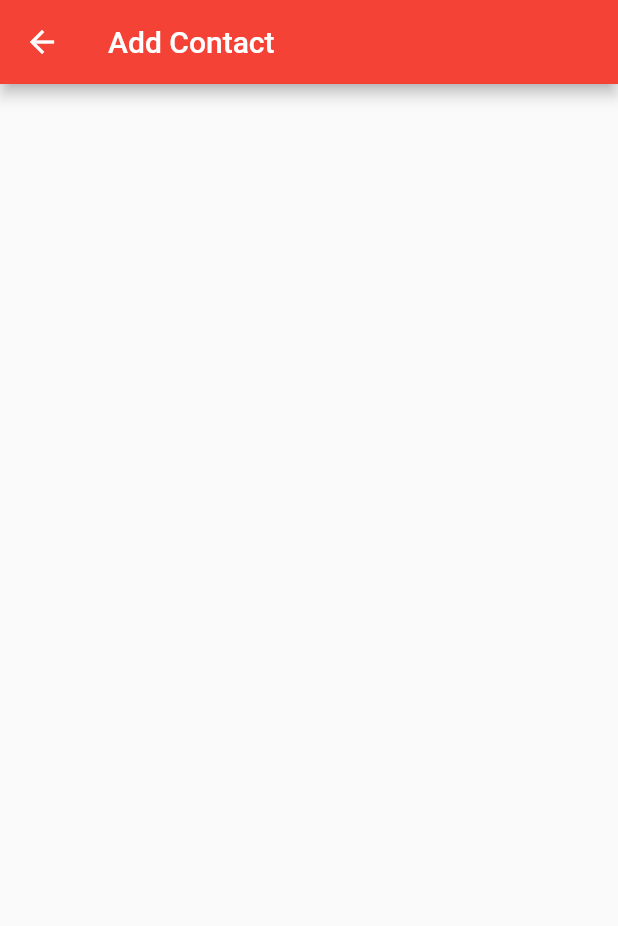
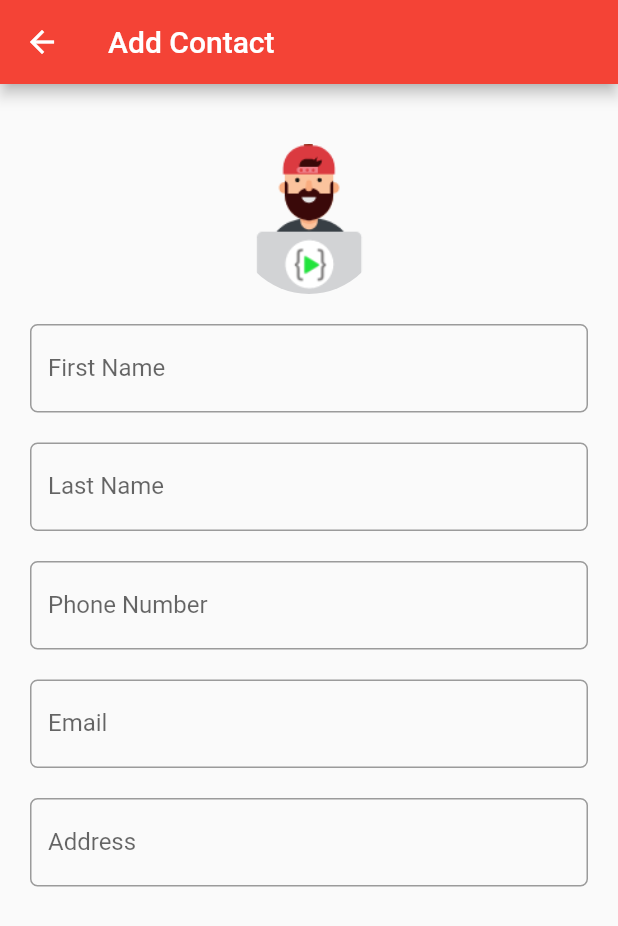
Before and after one commit to DSC-KIIT/Contact-App, a Flutter app: the AddContact screen opened directly, on a phone screen of 412 x 824 dp. Shown: the top 926 px of the screen. Run offline on Flutter 3.47's test engine with Material 2 defaults, Android fonts, the phone set to English and light mode, and no system bars; our stand-ins replace firebase_auth, firebase_database, firebase_storage, image_picker; accounts and stored records are empty.

Commit message:
Add Contact UI

```diff
--- a/lib/screens/addContacts.dart
+++ b/lib/screens/addContacts.dart
@@ -96,9 +96,88 @@ class _AddContactState extends State<AddContact> {
                         height: 100,
                         width: 100,
                         decoration: BoxDecoration(
-                          shape: BoxShape.circle,
-                        )),
+                            shape: BoxShape.circle,
+                            image: DecorationImage(
+                                image: _photoUrl == "empty"
+                                    ? AssetImage("assets/mascot.png")
+                                    : NetworkImage(_photoUrl),
+                                fit: BoxFit.cover))),
                   )),
+            ),
+            //First Name
+            Container(
+              margin: EdgeInsets.only(top: 20),
+              child: TextField(
+                onChanged: (value) {
+                  setState(() {
+                    _firstName = value;
+                  });
+                },
+                decoration: InputDecoration(
+                    labelText: 'First Name',
+                    border: OutlineInputBorder(
+                        borderRadius: BorderRadius.circular(5.0))),
+              ),
+            ),
+            //Last Name
+            Container(
+              margin: EdgeInsets.only(top: 20),
+              child: TextField(
+                onChanged: (value) {
+                  setState(() {
+                    _lastName = value;
+                  });
+                },
+                decoration: InputDecoration(
+                    labelText: 'Last Name',
+                    border: OutlineInputBorder(
+                        borderRadius: BorderRadius.circular(5.0))),
+              ),
+            ),
+            //Phone
+            Container(
+              margin: EdgeInsets.only(top: 20),
+              child: TextField(
+                onChanged: (value) {
+                  setState(() {
+                    _phone = value;
+                  });
+                },
+                decoration: InputDecoration(
+                    labelText: 'Phone Number',
+                    border: OutlineInputBorder(
+                        borderRadius: BorderRadius.circular(5.0))),
+              ),
+            ),
+            //Email
+            Container(
+              margin: EdgeInsets.only(top: 20),
+              child: TextField(
+                onChanged: (value) {
+                  setState(() {
+                    _email = value;
+                  });
+                },
+                decoration: InputDecoration(
+                    labelText: 'Email',
+                    border: OutlineInputBorder(
+                        borderRadius: BorderRadius.circular(5.0))),
+              ),
+            ),
+            //Address
+            Container(
+              margin: EdgeInsets.only(top: 20),
+              child: TextField(
+                onChanged: (value) {
+                  setState(() {
+                    _address = value;
+                  });
+                },
+                decoration: InputDecoration(
+                    labelText: 'Address',
+                    border: OutlineInputBorder(
+                        borderRadius: BorderRadius.circular(5.0))),
+              ),
             )
           ]),
         ),
```
